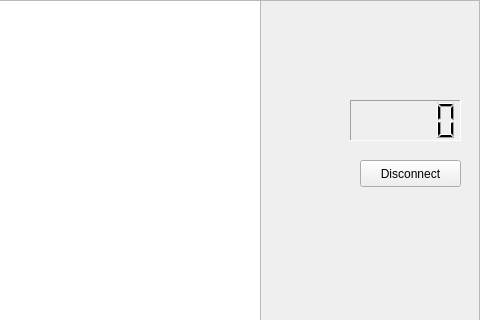
Above: gui/ui/GameFrame.ui from contremaitre/BomberDude before the change; both pictures show x 370 to 850 and y 0 to 320 of the 850 by 585 pixel window. Below: the same form after it.
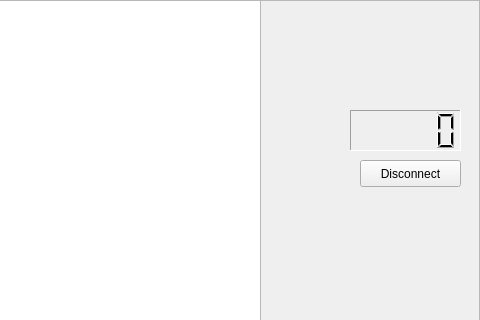
That is the form after the change.

Commit message: display the ping value in the interface also, removes some console debug

```diff
--- a/gui/ui/GameFrame.ui
+++ b/gui/ui/GameFrame.ui
@@ -22,10 +22,10 @@
   <widget class="QWidget" name="IpStatHolder" native="true">
    <property name="geometry">
     <rect>
-     <x>710</x>
+     <x>680</x>
      <y>10</y>
-     <width>120</width>
-     <height>80</height>
+     <width>150</width>
+     <height>90</height>
     </rect>
    </property>
   </widget>
@@ -36,7 +36,7 @@
    <property name="geometry">
     <rect>
      <x>720</x>
-     <y>100</y>
+     <y>110</y>
      <width>111</width>
      <height>41</height>
     </rect>
```
The commit also changes 6 other files.
